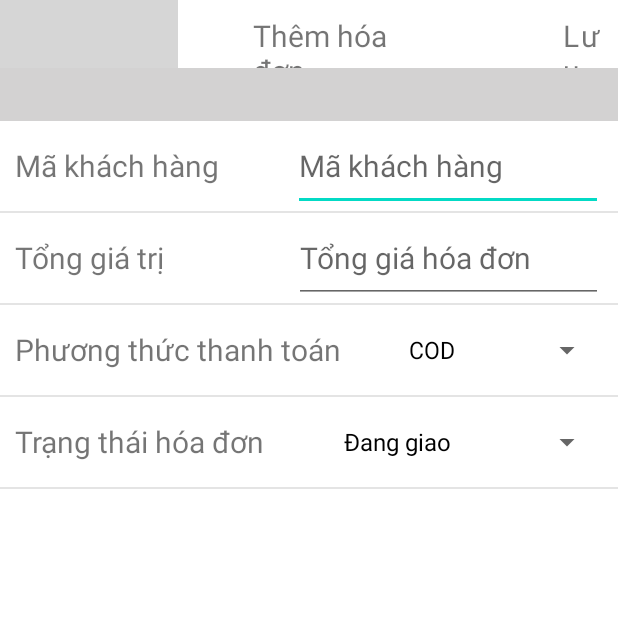
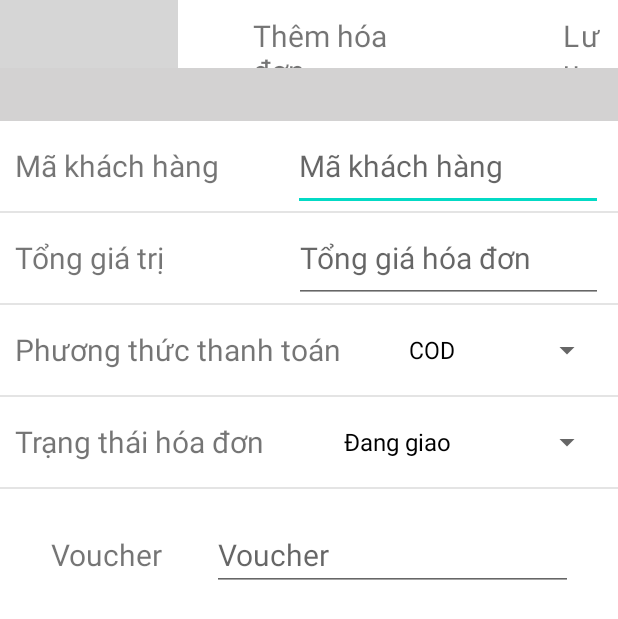
Before and after one commit to hadesdday/admin_food_selling_app, an Android app: the AddNewOrder screen opened directly, with no data from a screen before it, on a phone screen of 412 x 824 dp. Shown: the top 619 px of the screen. Run offline under Robolectric (Android 15) with nearby library versions, the phone set to English and light mode, and no system bars; Roboto replaces fonts that are not available here; grey boxes are pictures that could not be loaded.

Commit message:
implemented add new order function

```diff
--- a/app/build.gradle
+++ b/app/build.gradle
@@ -41,6 +41,8 @@ dependencies {
     implementation 'androidx.constraintlayout:constraintlayout:2.1.4'
     implementation 'androidx.legacy:legacy-support-v4:1.0.0'
     implementation 'androidx.swiperefreshlayout:swiperefreshlayout:1.1.0'
+    implementation files('libs/ksoap2-android-assembly-3.4.0-jar-with-dependencies.jar')
+
     testImplementation 'junit:junit:4.13.2'
     androidTestImplementation 'androidx.test.ext:junit:1.1.3'
     androidTestImplementation 'androidx.test.espresso:espresso-core:3.4.0'
--- a/app/src/main/AndroidManifest.xml
+++ b/app/src/main/AndroidManifest.xml
@@ -2,13 +2,15 @@
 <manifest xmlns:android="http://schemas.android.com/apk/res/android"
     package="com.nlu.admin_food_selling_app">
 
+    <uses-permission android:name="android.permission.INTERNET" />
     <application
         android:allowBackup="true"
         android:icon="@mipmap/ic_launcher"
         android:label="@string/app_name"
         android:roundIcon="@mipmap/ic_launcher_round"
         android:supportsRtl="true"
-        android:theme="@style/Theme.Admin_food_selling_app">
+        android:theme="@style/Theme.Admin_food_selling_app"
+        android:usesCleartextTraffic="true">
         <activity
             android:name=".OrderDetailsActivity"
             android:exported="false" />
@@ -42,5 +44,4 @@
             android:name="preloaded_fonts"
             android:resource="@array/preloaded_fonts" />
     </application>
-
 </manifest>
--- a/app/src/main/java/com/nlu/admin_food_selling_app/MainActivity.java
+++ b/app/src/main/java/com/nlu/admin_food_selling_app/MainActivity.java
@@ -2,6 +2,7 @@ package com.nlu.admin_food_selling_app;
 
 import android.content.Intent;
 import android.os.Bundle;
+import android.os.StrictMode;
 import android.widget.Button;
 import android.widget.TextView;
 
@@ -15,6 +16,9 @@ public class MainActivity extends AppCompatActivity {
     protected void onCreate(Bundle savedInstanceState) {
         super.onCreate(savedInstanceState);
         setContentView(R.layout.activity_main);
+
+        StrictMode.ThreadPolicy policy = new StrictMode.ThreadPolicy.Builder().permitAll().build();
+        StrictMode.setThreadPolicy(policy);
 
         lostPassword = findViewById(R.id.lostPassword);
         lostPassword.setOnClickListener(view -> lostPasswordActivity());
--- a/app/src/main/res/layout/activity_add_new_order.xml
+++ b/app/src/main/res/layout/activity_add_new_order.xml
@@ -219,4 +219,37 @@
         app:layout_constraintStart_toStartOf="parent"
         app:layout_constraintTop_toBottomOf="@+id/linearLayout11" />
 
+    <LinearLayout
+        android:layout_width="match_parent"
+        android:layout_height="wrap_content"
+        android:layout_marginStart="10dp"
+        android:layout_marginEnd="10dp"
+        android:orientation="horizontal"
+        android:padding="20dp"
+        app:layout_constraintEnd_toEndOf="parent"
+        app:layout_constraintStart_toStartOf="parent"
+        app:layout_constraintTop_toBottomOf="@+id/linearLayout12">
+
+        <TextView
+            android:id="@+id/textView12"
+            android:layout_width="wrap_content"
+            android:layout_height="match_parent"
+            android:layout_gravity="start"
+            android:layout_marginEnd="30dp"
+            android:layout_weight="1"
+            android:gravity="center"
+            android:text="Voucher"
+            android:textSize="20sp" />
+
+        <EditText
+            android:id="@+id/aoVoucher"
+            android:layout_width="wrap_content"
+            android:layout_height="wrap_content"
+            android:layout_weight="1"
+            android:ems="10"
+            android:hint="Voucher"
+            android:inputType="textPersonName"
+            android:textSize="20sp" />
+    </LinearLayout>
+
 </androidx.constraintlayout.widget.ConstraintLayout>
--- a/app/src/main/res/layout/fragment_order.xml
+++ b/app/src/main/res/layout/fragment_order.xml
@@ -79,7 +79,7 @@
                 android:id="@+id/orderRecyclerView"
                 android:layout_width="match_parent"
                 android:layout_height="wrap_content"
-                android:paddingBottom="120dp"></androidx.recyclerview.widget.RecyclerView>
+                android:paddingBottom="120dp" />
         </androidx.swiperefreshlayout.widget.SwipeRefreshLayout>
 
         <LinearLayout
--- a/app/src/main/res/values/strings.xml
+++ b/app/src/main/res/values/strings.xml
@@ -1,5 +1,6 @@
 <resources>
     <string name="app_name">Food Admin</string>
+    <string name="API_URL" translatable="false">http://192.168.1.7/AdminService.asmx</string>
     <string name="title_home">Trang chủ</string>
     <string name="title_order">Hóa đơn</string>
     <string name="title_voucher">Voucher</string>
```
Also changed, not shown: app/src/main/java/com/nlu/admin_food_selling_app/AddNewOrder.java (+103 -6 lines), app/src/main/java/com/nlu/admin_food_selling_app/MarshalDouble.java (added, +27 -0 lines), app/src/main/java/com/nlu/admin_food_selling_app/OrderFragment.java (+5 -21 lines), app/src/main/java/com/nlu/admin_food_selling_app/SearchResultActivity.java (+4 -27 lines), app/src/main/java/com/nlu/admin_food_selling_app/data/model/Customer.java (+42 -7 lines), app/src/main/java/com/nlu/admin_food_selling_app/data/model/Order.java (+39 -55 lines), app/libs/ksoap2-android-assembly-3.4.0-jar-with-dependencies.jar (added).
